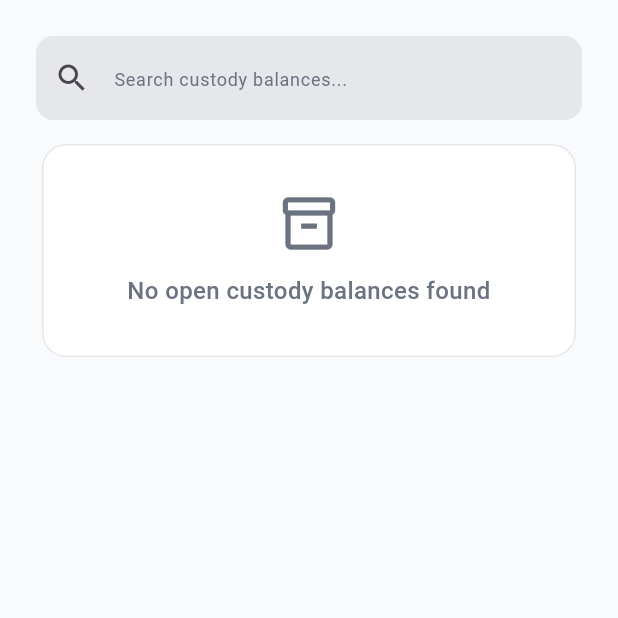
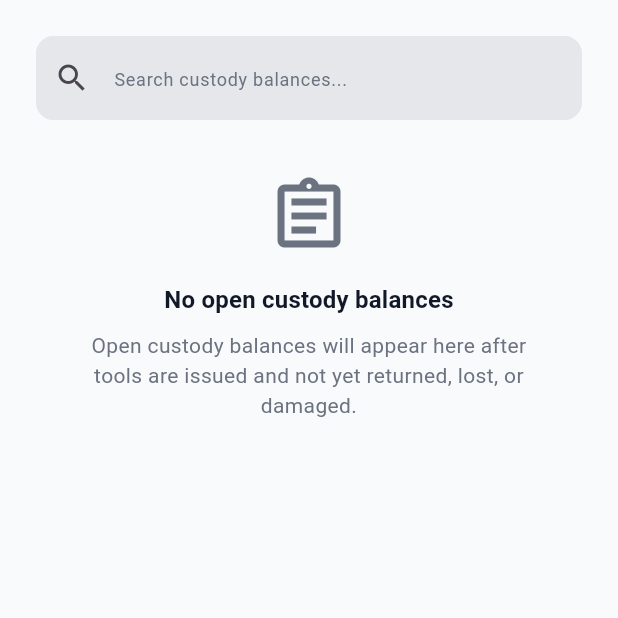
Before and after one commit to KingNarmar/mina_system, a Flutter app: the CustodyBalanceMobileLayout screen opened directly with empty values, on a phone screen of 412 x 824 dp, the top half of it. Run offline on Flutter 3.47's test engine with Material 3 defaults, Android fonts, the phone set to English and light mode, and no system bars; our stand-ins replace device_preview, file_picker, flutter_bloc, gap, go_router.

Commit message:
Unify empty states across custody screens

```diff
--- /dev/null
+++ b/lib/core/widgets/app_empty_state.dart
@@ -0,0 +1,50 @@
+import 'package:flutter/material.dart';
+import 'package:mina_system/core/theme/app_colors.dart';
+
+class AppEmptyState extends StatelessWidget {
+  const AppEmptyState({
+    super.key,
+    required this.icon,
+    required this.title,
+    required this.message,
+  });
+
+  final IconData icon;
+  final String title;
+  final String message;
+
+  @override
+  Widget build(BuildContext context) {
+    return Center(
+      child: Padding(
+        padding: const EdgeInsets.all(24),
+        child: ConstrainedBox(
+          constraints: const BoxConstraints(maxWidth: 420),
+          child: Column(
+            mainAxisSize: MainAxisSize.min,
+            children: [
+              Icon(icon, size: 56, color: AppColors.textSecondary),
+              const SizedBox(height: 16),
+              Text(
+                title,
+                textAlign: TextAlign.center,
+                style: Theme.of(context).textTheme.titleMedium?.copyWith(
+                  fontWeight: FontWeight.w700,
+                  color: AppColors.textPrimary,
+                ),
+              ),
+              const SizedBox(height: 8),
+              Text(
+                message,
+                textAlign: TextAlign.center,
+                style: Theme.of(context).textTheme.bodyMedium?.copyWith(
+                  color: AppColors.textSecondary,
+                ),
+              ),
+            ],
+          ),
+        ),
+      ),
+    );
+  }
+}
--- a/lib/features/tools/presentation/widgets/layouts/tools_desktop_layout.dart
+++ b/lib/features/tools/presentation/widgets/layouts/tools_desktop_layout.dart
@@ -1,5 +1,6 @@
 import 'package:flutter/material.dart';
 import 'package:flutter_bloc/flutter_bloc.dart';
+import 'package:mina_system/core/widgets/app_empty_state.dart';
 import 'package:mina_system/features/tools/data/models/tool_model.dart';
 import 'package:mina_system/features/tools/presentation/cubit/tools_cubit.dart';
 import 'package:mina_system/features/tools/presentation/functions/confirm_delete_tool.dart';
@@ -41,6 +42,14 @@ class ToolsDesktopLayout extends StatelessWidget {
             ],
           ),
           const SizedBox(height: 16),
+          if (tools.isEmpty)
+            const AppEmptyState(
+              icon: Icons.build_outlined,
+              title: 'No tools found',
+              message:
+                  'Add your first tool type to start recording custody transactions.',
+            )
+          else
             SizedBox(
               width: double.infinity,
               child: ToolsTable(
--- a/lib/features/tools/presentation/widgets/layouts/tools_mobile_layout.dart
+++ b/lib/features/tools/presentation/widgets/layouts/tools_mobile_layout.dart
@@ -1,13 +1,13 @@
 import 'package:flutter/material.dart';
 import 'package:flutter_bloc/flutter_bloc.dart';
 import 'package:mina_system/core/theme/app_colors.dart';
+import 'package:mina_system/core/widgets/app_empty_state.dart';
 import 'package:mina_system/features/tools/data/models/tool_model.dart';
 import 'package:mina_system/features/tools/presentation/cubit/tools_cubit.dart';
 import 'package:mina_system/features/tools/presentation/functions/confirm_delete_tool.dart';
 import 'package:mina_system/features/tools/presentation/functions/show_tool_form.dart';
 import 'package:mina_system/features/tools/presentation/widgets/card/tool_card.dart';
 import 'package:mina_system/features/tools/presentation/widgets/tool_search_field.dart';
-import 'package:mina_system/features/tools/presentation/widgets/tools_empty_state.dart';
 
 class ToolsMobileLayout extends StatelessWidget {
   const ToolsMobileLayout({super.key, required this.tools});
@@ -34,7 +34,12 @@ class ToolsMobileLayout extends StatelessWidget {
           }
 
           if (tools.isEmpty) {
-            return const ToolsEmptyState(message: 'No tools found');
+            return const AppEmptyState(
+              icon: Icons.build_outlined,
+              title: 'No tools found',
+              message:
+                  'Add your first tool type to start recording custody transactions.',
+            );
           }
 
           final tool = tools[index - 1];
--- a/lib/features/transactions/presentation/widgets/custody_balance/layouts/custody_balance_desktop_layout.dart
+++ b/lib/features/transactions/presentation/widgets/custody_balance/layouts/custody_balance_desktop_layout.dart
@@ -2,6 +2,7 @@ import 'dart:math' as math;
 
 import 'package:flutter/material.dart';
 import 'package:flutter_bloc/flutter_bloc.dart';
+import 'package:mina_system/core/widgets/app_empty_state.dart';
 import 'package:mina_system/features/transactions/data/models/custody_balance_model.dart';
 import 'package:mina_system/features/transactions/presentation/cubit/transactions_cubit.dart';
 import 'package:mina_system/features/transactions/presentation/widgets/custody_balance/custody_balance_search_field.dart';
@@ -30,6 +31,14 @@ class CustodyBalanceDesktopLayout extends StatelessWidget {
                 },
               ),
               const SizedBox(height: 16),
+              if (balances.isEmpty)
+                const AppEmptyState(
+                  icon: Icons.assignment_outlined,
+                  title: 'No open custody balances',
+                  message:
+                      'Open custody balances will appear here after tools are issued and not yet returned, lost, or damaged.',
+                )
+              else
                 SingleChildScrollView(
                   scrollDirection: Axis.horizontal,
                   child: SizedBox(
--- a/lib/features/transactions/presentation/widgets/custody_balance/layouts/custody_balance_mobile_layout.dart
+++ b/lib/features/transactions/presentation/widgets/custody_balance/layouts/custody_balance_mobile_layout.dart
@@ -1,11 +1,11 @@
 import 'package:flutter/material.dart';
 import 'package:flutter_bloc/flutter_bloc.dart';
 import 'package:mina_system/core/theme/app_colors.dart';
+import 'package:mina_system/core/widgets/app_empty_state.dart';
 import 'package:mina_system/features/transactions/data/models/custody_balance_model.dart';
 import 'package:mina_system/features/transactions/presentation/cubit/transactions_cubit.dart';
 import 'package:mina_system/features/transactions/presentation/widgets/custody_balance/card/custody_balance_card.dart';
 import 'package:mina_system/features/transactions/presentation/widgets/custody_balance/custody_balance_search_field.dart';
-import 'package:mina_system/features/transactions/presentation/widgets/transactions_empty_state.dart';
 
 class CustodyBalanceMobileLayout extends StatelessWidget {
   const CustodyBalanceMobileLayout({super.key, required this.balances});
@@ -32,9 +32,11 @@ class CustodyBalanceMobileLayout extends StatelessWidget {
           }
 
           if (balances.isEmpty) {
-            return const TransactionsEmptyState(
-              message: 'No open custody balances found',
-              icon: Icons.inventory_2_outlined,
+            return const AppEmptyState(
+              icon: Icons.assignment_outlined,
+              title: 'No open custody balances',
+              message:
+                  'Open custody balances will appear here after tools are issued and not yet returned, lost, or damaged.',
             );
           }
 
--- a/lib/features/transactions/presentation/widgets/layouts/transactions_mobile_layout.dart
+++ b/lib/features/transactions/presentation/widgets/layouts/transactions_mobile_layout.dart
@@ -1,6 +1,7 @@
 import 'package:flutter/material.dart';
 import 'package:flutter_bloc/flutter_bloc.dart';
 import 'package:mina_system/core/theme/app_colors.dart';
+import 'package:mina_system/core/widgets/app_empty_state.dart';
 import 'package:mina_system/features/transactions/data/models/transaction_model.dart';
 import 'package:mina_system/features/transactions/presentation/cubit/transactions_cubit.dart';
 import 'package:mina_system/features/transactions/presentation/cubit/transactions_state.dart';
@@ -8,7 +9,6 @@ import 'package:mina_system/features/transactions/presentation/functions/show_tr
 import 'package:mina_system/features/transactions/presentation/widgets/card/transaction_card.dart';
 import 'package:mina_system/features/transactions/presentation/widgets/transaction_search_field.dart';
 import 'package:mina_system/features/transactions/presentation/widgets/transaction_type_filter_chips.dart';
-import 'package:mina_system/features/transactions/presentation/widgets/transactions_empty_state.dart';
 
 class TransactionsMobileLayout extends StatelessWidget {
   const TransactionsMobileLayout({
@@ -53,8 +53,11 @@ class TransactionsMobileLayout extends StatelessWidget {
           }
 
           if (transactions.isEmpty) {
-            return const TransactionsEmptyState(
-              message: 'No transactions found',
+            return const AppEmptyState(
+              icon: Icons.swap_horiz_outlined,
+              title: 'No transactions found',
+              message:
+                  'Add your first custody transaction to start tracking issued and closed tools.',
             );
           }
 
--- a/lib/features/transactions/presentation/widgets/tool_custody_summary/layouts/tool_custody_summary_mobile_layout.dart
+++ b/lib/features/transactions/presentation/widgets/tool_custody_summary/layouts/tool_custody_summary_mobile_layout.dart
@@ -1,11 +1,11 @@
 import 'package:flutter/material.dart';
 import 'package:flutter_bloc/flutter_bloc.dart';
 import 'package:mina_system/core/theme/app_colors.dart';
+import 'package:mina_system/core/widgets/app_empty_state.dart';
 import 'package:mina_system/features/transactions/data/models/tool_custody_summary_model.dart';
 import 'package:mina_system/features/transactions/presentation/cubit/transactions_cubit.dart';
 import 'package:mina_system/features/transactions/presentation/widgets/tool_custody_summary/card/tool_custody_summary_card.dart';
 import 'package:mina_system/features/transactions/presentation/widgets/tool_custody_summary/tool_custody_summary_search_field.dart';
-import 'package:mina_system/features/transactions/presentation/widgets/transactions_empty_state.dart';
 
 class ToolCustodySummaryMobileLayout extends StatelessWidget {
   const ToolCustodySummaryMobileLayout({super.key, required this.summaries});
@@ -32,9 +32,11 @@ class ToolCustodySummaryMobileLayout extends StatelessWidget {
           }
 
           if (summaries.isEmpty) {
-            return const TransactionsEmptyState(
-              message: 'No tool custody summary found',
-              icon: Icons.build_outlined,
+            return const AppEmptyState(
+              icon: Icons.summarize_outlined,
+              title: 'No tool summary found',
+              message:
+                  'Tool summaries will appear here after custody transactions are recorded.',
             );
           }
 
--- a/lib/features/workers/presentation/widgets/layouts/workers_mobile_layout.dart
+++ b/lib/features/workers/presentation/widgets/layouts/workers_mobile_layout.dart
@@ -1,13 +1,13 @@
 import 'package:flutter/material.dart';
 import 'package:flutter_bloc/flutter_bloc.dart';
 import 'package:mina_system/core/theme/app_colors.dart';
+import 'package:mina_system/core/widgets/app_empty_state.dart';
 import 'package:mina_system/features/workers/data/models/worker_model.dart';
 import 'package:mina_system/features/workers/presentation/cubit/workers_cubit.dart';
+import 'package:mina_system/features/workers/presentation/functions/confirm_delete_worker.dart';
+import 'package:mina_system/features/workers/presentation/functions/show_worker_form.dart';
 import 'package:mina_system/features/workers/presentation/widgets/card/worker_card.dart';
 import 'package:mina_system/features/workers/presentation/widgets/worker_search_field.dart';
-import 'package:mina_system/features/workers/presentation/widgets/workers_empty_state.dart';
-import 'package:mina_system/features/workers/presentation/functions/show_worker_form.dart';
-import 'package:mina_system/features/workers/presentation/functions/confirm_delete_worker.dart';
 
 class WorkersMobileLayout extends StatelessWidget {
   const WorkersMobileLayout({super.key, required this.workers});
@@ -34,7 +34,11 @@ class WorkersMobileLayout extends StatelessWidget {
           }
 
           if (workers.isEmpty) {
-            return const WorkersEmptyState(message: 'No workers found');
+            return const AppEmptyState(
+              icon: Icons.people_outline,
+              title: 'No workers found',
+              message: 'Add your first worker to start tracking tool custody.',
+            );
           }
 
           final worker = workers[index - 1];
```
Also changed, not shown: lib/features/transactions/presentation/widgets/layouts/transactions_desktop_layout.dart (+9 -0 lines), lib/features/transactions/presentation/widgets/tool_custody_summary/layouts/tool_custody_summary_desktop_layout.dart (+9 -0 lines), lib/features/workers/presentation/widgets/layouts/workers_desktop_layout.dart (+10 -2 lines). Lines whose indentation alone changed are shown as unchanged.
